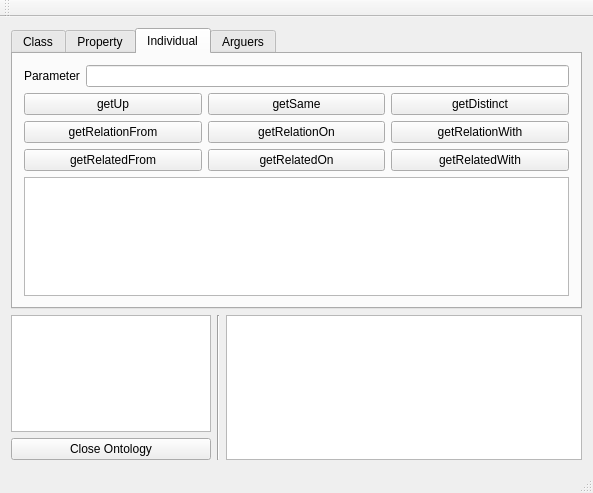
Before: the Qt Designer form ui/ontologui.ui in sarthou/ontologenius, drawn with Qt 5.
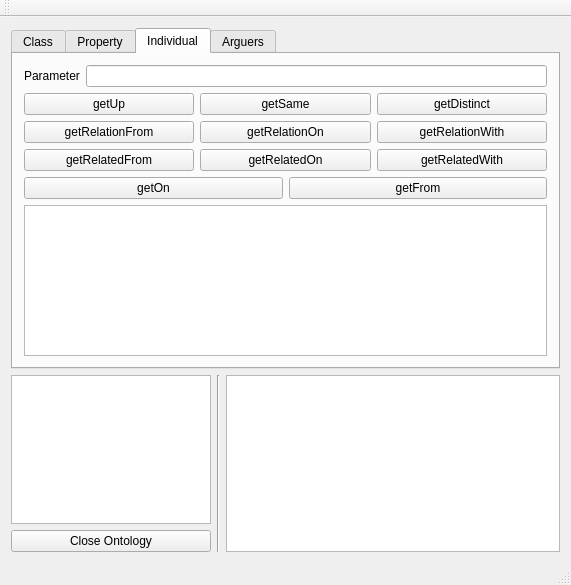
After: the same form once the commit is applied. The open tabs and pages were chosen to show the change. Custom widgets are drawn as their Qt base class.

The edit to the form file:
```diff
--- a/ui/ontologui.ui
+++ b/ui/ontologui.ui
@@ -6,8 +6,8 @@
    <rect>
     <x>0</x>
     <y>0</y>
-    <width>593</width>
-    <height>493</height>
+    <width>571</width>
+    <height>585</height>
    </rect>
   </property>
   <property name="windowTitle">
@@ -371,6 +371,30 @@
           </item>
          </layout>
         </item>
+        <item>
+         <layout class="QHBoxLayout" name="horizontalLayout_14">
+          <item>
+           <widget class="QPushButtonExtended" name="Individual_getOn">
+            <property name="whatsThis">
+             <string>&lt;html&gt;&lt;head/&gt;&lt;body&gt;&lt;p&gt;&lt;span style=&quot; font-weight:600; font-style:italic;&quot;&gt;getOn&lt;/span&gt; will give you all the individuals pointed by the property given in the parameter and applied to the given individual in the parameter&lt;br/&gt;&lt;/p&gt;&lt;p&gt;Command line:&lt;/p&gt;&lt;p&gt;&lt;span style=&quot; font-family:'monospace';&quot;&gt;$ rosservice call /ontoloGenius/individual &amp;quot;{param: 'blueCube:isOn', action: 'getOn'}&amp;quot;&lt;/span&gt;&lt;/p&gt;&lt;p&gt;Here we asked for all the individuals that 'isOn' 'blueCube'&lt;/p&gt;&lt;/body&gt;&lt;/html&gt;</string>
+            </property>
+            <property name="text">
+             <string>getOn</string>
+            </property>
+           </widget>
+          </item>
+          <item>
+           <widget class="QPushButtonExtended" name="Individual_getFrom">
+            <property name="whatsThis">
+             <string>&lt;html&gt;&lt;head/&gt;&lt;body&gt;&lt;p&gt;&lt;span style=&quot; font-weight:600; font-style:italic;&quot;&gt;getFrom&lt;/span&gt; will give you all the individuals having the given property in the parameter and pointing to the given individual in the parameter&lt;br/&gt;&lt;/p&gt;&lt;p&gt;Command line:&lt;/p&gt;&lt;p&gt;&lt;span style=&quot; font-family:'monospace';&quot;&gt;$ rosservice call /ontoloGenius/individual &quot;{param: 'blueCube:isOn', action: 'getFrom'}&quot;&lt;/span&gt;&lt;/p&gt;&lt;p&gt;Here we asked all the individuals for whom 'blueCube' 'isOn' them&lt;/p&gt;&lt;/body&gt;&lt;/html&gt;</string>
+            </property>
+            <property name="text">
+             <string>getFrom</string>
+            </property>
+           </widget>
+          </item>
+         </layout>
+        </item>
         <item>
          <widget class="QTextEdit" name="IndividualDescription">
           <property name="readOnly">
```
Left out of the diff: 4 changed lines with no effect on the pictures.
